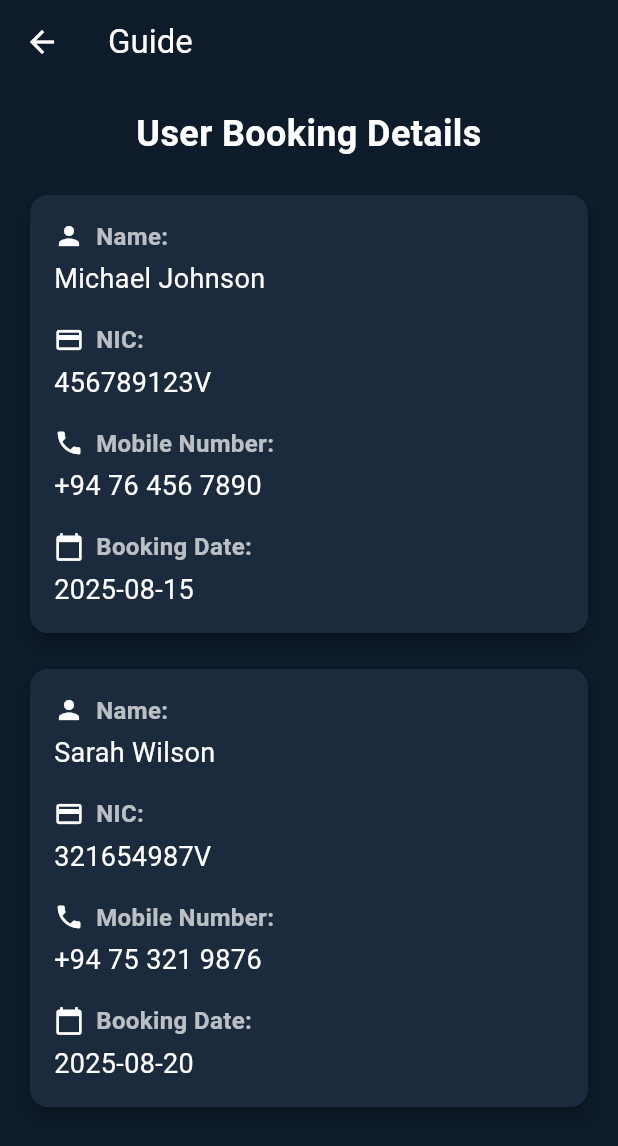
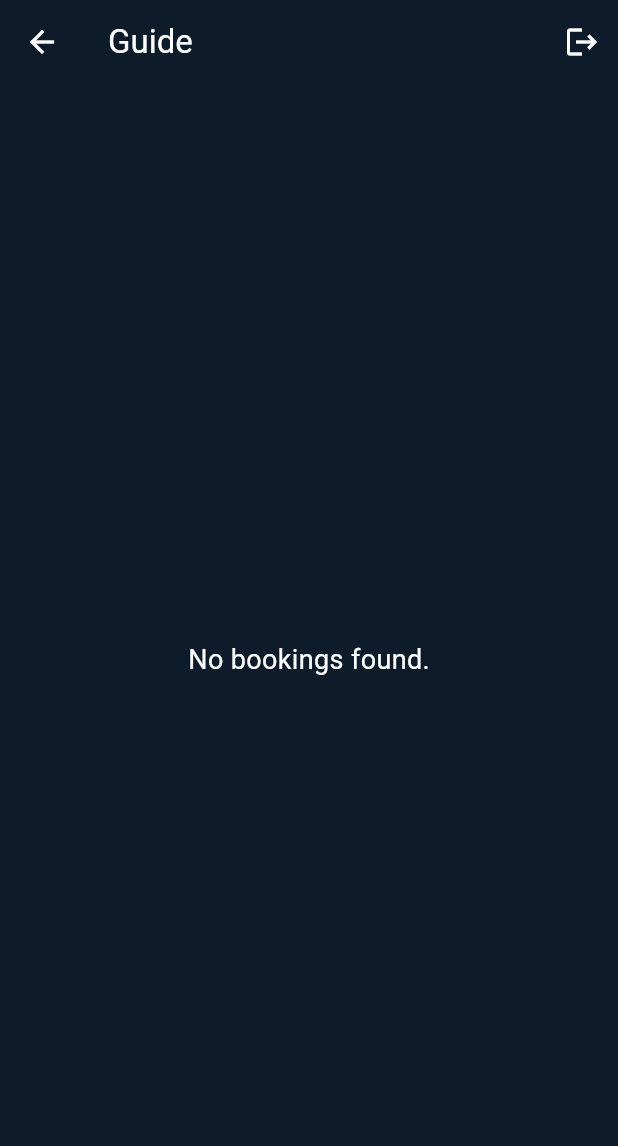
Before and after one commit to MihiranWijesekara/AR-Navigation-Mobile-App, a Flutter app: the Guide screen opened by its route, on a phone screen of 412 x 824 dp. Shown: the top 1146 px of the screen. Run offline on Flutter 3.47's test engine with Material 3 defaults, Android fonts, the phone set to English and light mode, and no system bars; our stand-ins replace camera, flutter_blue_plus, flutter_compass, permission_handler, shared_preferences; accounts and stored records are empty.

Commit message:
Guide.dart page connect backend and add logout

```diff
--- a/lib/pages/Role/Guide.dart
+++ b/lib/pages/Role/Guide.dart
@@ -1,7 +1,63 @@
 import 'package:flutter/material.dart';
+import 'package:http/http.dart' as http;
+import 'dart:convert';
 
-class Guide extends StatelessWidget {
+import '../../services/user_service.dart';
+
+class Guide extends StatefulWidget {
   const Guide({super.key});
+
+  @override
+  State<Guide> createState() => _GuideState();
+}
+
+class _GuideState extends State<Guide> {
+  List<dynamic> bookings = [];
+  bool isLoading = true;
+
+  @override
+  void initState() {
+    super.initState();
+    fetchBookings();
+  }
+
+  Future<void> fetchBookings() async {
+    final userData = await UserService.getUserData();
+    final userId = userData?['id'];
+    if (userId == null) {
+      setState(() {
+        isLoading = false;
+      });
+      return;
+    }
+
+    final url = Uri.parse(
+      'http://localhost:8082/api/users/user-guide-bookings?userId=$userId',
+    );
+    final response = await http.get(url);
+
+    if (response.statusCode == 200) {
+      setState(() {
+        bookings = json.decode(response.body);
+        isLoading = false;
+      });
+    } else {
+      setState(() {
+        isLoading = false;
+      });
+    }
+  }
+
+  Future<void> _logout() async {
+    await UserService.clearUserData();
+    if (mounted) {
+      Navigator.pushNamedAndRemoveUntil(
+        context,
+        '/login', // Make sure this route exists in your app
+        (route) => false,
+      );
+    }
+  }
 
   @override
   Widget build(BuildContext context) {
@@ -11,10 +67,26 @@ class Guide extends StatelessWidget {
         backgroundColor: const Color(0xff0d1b2a),
         foregroundColor: Colors.white,
         title: const Text("Guide"),
+        actions: [
+          IconButton(
+            onPressed: _logout,
+            icon: const Icon(Icons.logout),
+            tooltip: 'Logout',
+          ),
+        ],
       ),
       body: Padding(
         padding: const EdgeInsets.all(16.0),
-        child: ListView(
+        child: isLoading
+            ? const Center(child: CircularProgressIndicator())
+            : bookings.isEmpty
+            ? const Center(
+                child: Text(
+                  "No bookings found.",
+                  style: TextStyle(color: Colors.white, fontSize: 18),
+                ),
+              )
+            : ListView(
                 children: [
                   const Text(
                     "User Booking Details",
@@ -26,7 +98,8 @@ class Guide extends StatelessWidget {
                     textAlign: TextAlign.center,
                   ),
                   const SizedBox(height: 20),
-            Card(
+                  ...bookings.map(
+                    (booking) => Card(
                       color: const Color(0xff1b2a3d),
                       elevation: 4,
                       child: Padding(
@@ -36,7 +109,11 @@ class Guide extends StatelessWidget {
                           children: [
                             Row(
                               children: [
-                        Icon(Icons.person, color: Colors.white, size: 20),
+                                Icon(
+                                  Icons.person,
+                                  color: Colors.white,
+                                  size: 20,
+                                ),
                                 const SizedBox(width: 8),
                                 const Text(
                                   "Name:",
@@ -49,14 +126,21 @@ class Guide extends StatelessWidget {
                               ],
                             ),
                             const SizedBox(height: 4),
-                    const Text(
-                      "Michael Johnson",
-                      style: TextStyle(color: Colors.white, fontSize: 18),
+                            Text(
+                              booking['fullName'] ?? '',
+                              style: const TextStyle(
+                                color: Colors.white,
+                                fontSize: 18,
+                              ),
                             ),
                             const SizedBox(height: 16),
                             Row(
                               children: [
-                        Icon(Icons.credit_card, color: Colors.white, size: 20),
+                                Icon(
+                                  Icons.credit_card,
+                                  color: Colors.white,
+                                  size: 20,
+                                ),
                                 const SizedBox(width: 8),
                                 const Text(
                                   "NIC:",
@@ -69,14 +153,21 @@ class Guide extends StatelessWidget {
                               ],
                             ),
                             const SizedBox(height: 4),
-                    const Text(
-                      "456789123V",
-                      style: TextStyle(color: Colors.white, fontSize: 18),
+                            Text(
+                              booking['nicNumber'] ?? '',
+                              style: const TextStyle(
+                                color: Colors.white,
+                                fontSize: 18,
+                              ),
                             ),
                             const SizedBox(height: 16),
                             Row(
                               children: [
-                        Icon(Icons.phone, color: Colors.white, size: 20),
+                                Icon(
+                                  Icons.phone,
+                                  color: Colors.white,
+                                  size: 20,
+                                ),
                                 const SizedBox(width: 8),
                                 const Text(
                                   "Mobile Number:",
@@ -89,9 +180,12 @@ class Guide extends StatelessWidget {
                               ],
                             ),
                             const SizedBox(height: 4),
-                    const Text(
-                      "+94 76 456 7890",
-                      style: TextStyle(color: Colors.white, fontSize: 18),
+                            Text(
+                              booking['mobileNumber'] ?? '',
+                              style: const TextStyle(
+                                color: Colors.white,
+                                fontSize: 18,
+                              ),
                             ),
                             const SizedBox(height: 16),
                             Row(
@@ -113,107 +207,15 @@ class Guide extends StatelessWidget {
                               ],
                             ),
                             const SizedBox(height: 4),
-                    const Text(
-                      "2025-08-15",
-                      style: TextStyle(color: Colors.white, fontSize: 18),
-                    ),
-                  ],
-                ),
-              ),
-            ),
-            const SizedBox(height: 16),
-            Card(
-              color: const Color(0xff1b2a3d),
-              elevation: 4,
-              child: Padding(
-                padding: const EdgeInsets.all(16.0),
-                child: Column(
-                  crossAxisAlignment: CrossAxisAlignment.start,
-                  children: [
-                    Row(
-                      children: [
-                        Icon(Icons.person, color: Colors.white, size: 20),
-                        const SizedBox(width: 8),
-                        const Text(
-                          "Name:",
-                          style: TextStyle(
-                            color: Colors.white70,
-                            fontSize: 16,
-                            fontWeight: FontWeight.bold,
+                            Text(
+                              booking['bookingDate'] ?? '',
+                              style: const TextStyle(
+                                color: Colors.white,
+                                fontSize: 18,
                               ),
                             ),
                           ],
                         ),
-                    const SizedBox(height: 4),
-                    const Text(
-                      "Sarah Wilson",
-                      style: TextStyle(color: Colors.white, fontSize: 18),
-                    ),
-                    const SizedBox(height: 16),
-                    Row(
-                      children: [
-                        Icon(Icons.credit_card, color: Colors.white, size: 20),
-                        const SizedBox(width: 8),
-                        const Text(
-                          "NIC:",
-                          style: TextStyle(
-                            color: Colors.white70,
-                            fontSize: 16,
-                            fontWeight: FontWeight.bold,
-                          ),
-                        ),
-                      ],
-                    ),
-                    const SizedBox(height: 4),
-                    const Text(
-                      "321654987V",
-                      style: TextStyle(color: Colors.white, fontSize: 18),
-                    ),
-                    const SizedBox(height: 16),
-                    Row(
-                      children: [
-                        Icon(Icons.phone, color: Colors.white, size: 20),
-                        const SizedBox(width: 8),
-                        const Text(
-                          "Mobile Number:",
-                          style: TextStyle(
-                            color: Colors.white70,
-                            fontSize: 16,
-                            fontWeight: FontWeight.bold,
-                          ),
-                        ),
-                      ],
-                    ),
-                    const SizedBox(height: 4),
-                    const Text(
-                      "+94 75 321 9876",
-                      style: TextStyle(color: Colors.white, fontSize: 18),
-                    ),
-                    const SizedBox(height: 16),
-                    Row(
-                      children: [
-                        Icon(
-                          Icons.calendar_today,
-                          color: Colors.white,
-                          size: 20,
-                        ),
-                        const SizedBox(width: 8),
-                        const Text(
-                          "Booking Date:",
-                          style: TextStyle(
-                            color: Colors.white70,
-                            fontSize: 16,
-                            fontWeight: FontWeight.bold,
-                          ),
-                        ),
-                      ],
-                    ),
-                    const SizedBox(height: 4),
-                    const Text(
-                      "2025-08-20",
-                      style: TextStyle(color: Colors.white, fontSize: 18),
-                    ),
-                  ],
                       ),
                     ),
                   ),
```
Lines whose indentation alone changed are shown as unchanged.
